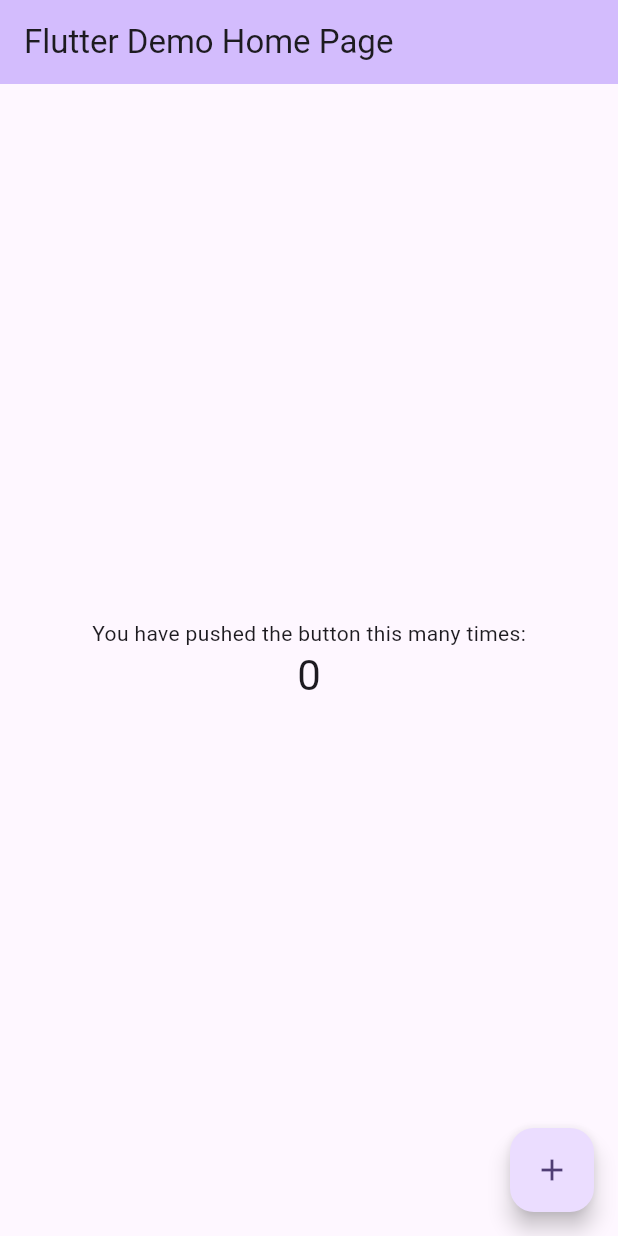
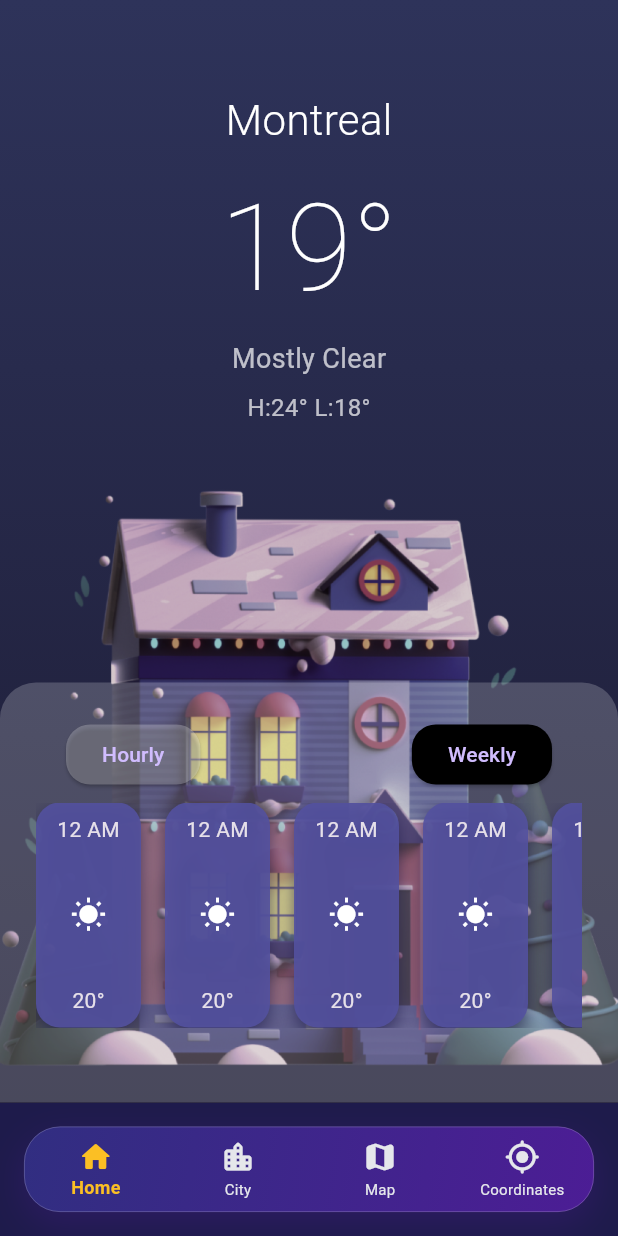
Before and after one commit to mohammed069/naca_space_apps_cairo_2025, a Flutter app: the screen it shows after launch, on a phone screen of 412 x 824 dp. Run offline on Flutter 3.47's test engine with Material 3 defaults, Android fonts, the light colour scheme and no system bars; Roboto replaces fonts that are missing (SF Pro Display).

Commit message:
add some screens

```diff
--- a/naca_app_mobile/lib/core/app_colors.dart
+++ b/naca_app_mobile/lib/core/app_colors.dart
@@ -0,0 +1,49 @@
+import 'package:flutter/material.dart';
+
+class AppColors {
+  // Weather App Theme Colors - extracted from UI screenshots
+
+  // Primary Purple Gradient Colors
+  static const primary = Color(0xFF6B46C1); // Main purple
+  static const primaryDark = Color(0xFF4C1D95); // Darker purple
+  static const primaryLight = Color(0xFF8B5CF6); // Lighter purple
+
+  // Background Colors
+  static const backgroundGradientStart = Color(0xFF6B46C1); // Purple gradient start
+  static const backgroundGradientEnd = Color(0xFF1E1B4B); // Dark purple gradient end
+  static const cardBackground = Color(0xFF312E81); // Semi-transparent purple for cards
+  static const overlayBackground = Color(0x80000000); // Black overlay with transparency
+
+  // Text Colors
+  static const textPrimary = Color(0xFFFFFFFF); // White text
+  static const textSecondary = Color(0xFFE5E7EB); // Light gray text
+  static const textAccent = Color(0xFFFBBF24); // Yellow accent text
+
+  // Weather Icon Colors
+  static const iconPrimary = Color(0xFFFFFFFF); // White icons
+  static const iconAccent = Color(0xFFFBBF24); // Yellow sun/accent icons
+  static const iconCloud = Color(0xFFE5E7EB); // Light gray for clouds
+
+  // UI Elements
+  static const border = Color(0x40FFFFFF); // Semi-transparent white borders
+  static const divider = Color(0x20FFFFFF); // Very light white dividers
+  static const searchBackground = Color(0x20FFFFFF); // Search bar background
+
+  // Status Colors
+  static const error = Color(0xFFEF4444);
+  static const success = Color(0xFF10B981);
+  static const warning = Color(0xFFF59E0B);
+  static const info = Color(0xFF3B82F6);
+
+  // Raw Palette Colors (from screenshot analysis)
+  static const paletteColor1 = Color(0xFF6B46C1); // Main purple
+  static const paletteColor2 = Color(0xFF312E81); // Card purple
+  static const paletteColor3 = Color(0xFF1E1B4B); // Dark purple
+  static const paletteColor4 = Color(0xFFFFFFFF); // White
+  static const paletteColor5 = Color(0xFFFBBF24); // Yellow accent
+  static const paletteColor6 = Color(0xFFE5E7EB); // Light gray
+
+  // Home Screen Gradient Colors
+  static const gradientStart = Color(0xFF2E335A);
+  static const gradientEnd = Color(0xFF1C1B33);
+}
--- a/naca_app_mobile/lib/main.dart
+++ b/naca_app_mobile/lib/main.dart
@@ -1,4 +1,6 @@
 import 'package:flutter/material.dart';
+import 'core/app_colors.dart';
+import 'views/screens/wrapper_screen.dart';
 
 void main() {
   runApp(const MyApp());
@@ -7,116 +9,20 @@ void main() {
 class MyApp extends StatelessWidget {
   const MyApp({super.key});
 
-  // This widget is the root of your application.
   @override
   Widget build(BuildContext context) {
     return MaterialApp(
-      title: 'Flutter Demo',
+      title: 'NACA Weather App',
+      debugShowCheckedModeBanner: false,
       theme: ThemeData(
-        // This is the theme of your application.
-        //
-        // TRY THIS: Try running your application with "flutter run". You'll see
-        // the application has a purple toolbar. Then, without quitting the app,
-        // try changing the seedColor in the colorScheme below to Colors.green
-        // and then invoke "hot reload" (save your changes or press the "hot
-        // reload" button in a Flutter-supported IDE, or press "r" if you used
-        // the command line to start the app).
-        //
-        // Notice that the counter didn't reset back to zero; the application
-        // state is not lost during the reload. To reset the state, use hot
-        // restart instead.
-        //
-        // This works for code too, not just values: Most code changes can be
-        // tested with just a hot reload.
-        colorScheme: ColorScheme.fromSeed(seedColor: Colors.deepPurple),
+        colorScheme: ColorScheme.fromSeed(
+          seedColor: AppColors.primary,
+          brightness: Brightness.dark,
+        ),
+        useMaterial3: true,
+        fontFamily: 'SF Pro Display',
       ),
-      home: const MyHomePage(title: 'Flutter Demo Home Page'),
+      home: const WrapperScreen(),
     );
   }
 }
-
-class MyHomePage extends StatefulWidget {
-  const MyHomePage({super.key, required this.title});
-
-  // This widget is the home page of your application. It is stateful, meaning
-  // that it has a State object (defined below) that contains fields that affect
-  // how it looks.
-
-  // This class is the configuration for the state. It holds the values (in this
-  // case the title) provided by the parent (in this case the App widget) and
-  // used by the build method of the State. Fields in a Widget subclass are
-  // always marked "final".
-
-  final String title;
-
-  @override
-  State<MyHomePage> createState() => _MyHomePageState();
-}
-
-class _MyHomePageState extends State<MyHomePage> {
-  int _counter = 0;
-
-  void _incrementCounter() {
-    setState(() {
-      // This call to setState tells the Flutter framework that something has
-      // changed in this State, which causes it to rerun the build method below
-      // so that the display can reflect the updated values. If we changed
-      // _counter without calling setState(), then the build method would not be
-      // called again, and so nothing would appear to happen.
-      _counter++;
-    });
-  }
-
-  @override
-  Widget build(BuildContext context) {
-    // This method is rerun every time setState is called, for instance as done
-    // by the _incrementCounter method above.
-    //
-    // The Flutter framework has been optimized to make rerunning build methods
-    // fast, so that you can just rebuild anything that needs updating rather
-    // than having to individually change instances of widgets.
-    return Scaffold(
-      appBar: AppBar(
-        // TRY THIS: Try changing the color here to a specific color (to
-        // Colors.amber, perhaps?) and trigger a hot reload to see the AppBar
-        // change color while the other colors stay the same.
-        backgroundColor: Theme.of(context).colorScheme.inversePrimary,
-        // Here we take the value from the MyHomePage object that was created by
-        // the App.build method, and use it to set our appbar title.
-        title: Text(widget.title),
-      ),
-      body: Center(
-        // Center is a layout widget. It takes a single child and positions it
-        // in the middle of the parent.
-        child: Column(
-          // Column is also a layout widget. It takes a list of children and
-          // arranges them vertically. By default, it sizes itself to fit its
-          // children horizontally, and tries to be as tall as its parent.
-          //
-          // Column has various properties to control how it sizes itself and
-          // how it positions its children. Here we use mainAxisAlignment to
-          // center the children vertically; the main axis here is the vertical
-          // axis because Columns are vertical (the cross axis would be
-          // horizontal).
-          //
-          // TRY THIS: Invoke "debug painting" (choose the "Toggle Debug Paint"
-          // action in the IDE, or press "p" in the console), to see the
-          // wireframe for each widget.
-          mainAxisAlignment: MainAxisAlignment.center,
-          children: <Widget>[
-            const Text('You have pushed the button this many times:'),
-            Text(
-              '$_counter',
-              style: Theme.of(context).textTheme.headlineMedium,
-            ),
-          ],
-        ),
-      ),
-      floatingActionButton: FloatingActionButton(
-        onPressed: _incrementCounter,
-        tooltip: 'Increment',
-        child: const Icon(Icons.add),
-      ), // This trailing comma makes auto-formatting nicer for build methods.
-    );
-  }
-}
--- /dev/null
+++ b/naca_app_mobile/lib/views/screens/home_screen.dart
@@ -0,0 +1,173 @@
+// ignore_for_file: deprecated_member_use
+
+import 'package:flutter/material.dart';
+import 'package:naca_app_mobile/views/widgets/containr_widget.dart';
+import '../../core/app_colors.dart';
+
+class HomeScreen extends StatefulWidget {
+  const HomeScreen({super.key});
+
+  @override
+  State<HomeScreen> createState() => _HomeScreenState();
+}
+
+class _HomeScreenState extends State<HomeScreen> {
+  bool isHourly = true;
+  Color backgroundColor = Colors.white24;
+
+  @override
+  Widget build(BuildContext context) {
+    return Scaffold(
+      body: Container(
+        decoration: const BoxDecoration(
+          gradient: LinearGradient(
+            begin: Alignment.topCenter,
+            end: Alignment.bottomCenter,
+            colors: [AppColors.gradientStart, AppColors.gradientEnd],
+          ),
+        ),
+        child: Column(
+          children: [
+            // Weather info section at top
+            Container(
+              padding: const EdgeInsets.fromLTRB(24, 60, 24, 20),
+              child: const Column(
+                children: [
+                  Text(
+                    'Montreal',
+                    style: TextStyle(
+                      color: Colors.white,
+                      fontSize: 28,
+                      fontWeight: FontWeight.w300,
+                    ),
+                  ),
+                  SizedBox(height: 8),
+                  Text(
+                    '19°',
+                    style: TextStyle(
+                      color: Colors.white,
+                      fontSize: 80,
+                      fontWeight: FontWeight.w100,
+                    ),
+                  ),
+                  SizedBox(height: 4),
+                  Text(
+                    'Mostly Clear',
+                    style: TextStyle(
+                      color: Colors.white70,
+                      fontSize: 18,
+                      fontWeight: FontWeight.w400,
+                    ),
+                  ),
+                  SizedBox(height: 8),
+                  Text(
+                    'H:24° L:18°',
+                    style: TextStyle(
+                      color: Colors.white70,
+                      fontSize: 16,
+                      fontWeight: FontWeight.w400,
+                    ),
+                  ),
+                ],
+              ),
+            ),
+
+            // Expanded section with Stack
+            Expanded(
+              child: Stack(
+                children: [
+                  // Centered house image
+                  const Center(
+                    child: Image(image: AssetImage('assets/image/house.png')),
+                  ),
+
+                  // Bottom container above navigation bar
+                  Positioned(
+                    bottom: 0,
+                    left: 0,
+                    right: 0,
+                    child: Container(
+                      height: 280,
+                      padding: const EdgeInsets.all(24),
+                      decoration: BoxDecoration(
+                        color: Colors.white.withOpacity(0.2),
+                        borderRadius: const BorderRadius.only(
+                          topLeft: Radius.circular(24),
+                          topRight: Radius.circular(24),
+                        ),
+                      ),
+                      child: Column(
+                        children: [
+                          Row(
+                            children: [
+                              SizedBox(width: 20),
+                              ElevatedButton(
+                                style: ElevatedButton.styleFrom(
+                                  backgroundColor:
+                                      isHourly ? Colors.white24 : Colors.black,
+                                  shape: RoundedRectangleBorder(
+                                    borderRadius: BorderRadius.circular(16),
+                                  ),
+                                ),
+                                onPressed: () {
+                                  setState(() {
+                                    isHourly = true;
+                                    backgroundColor = Colors.white24;
+                                  });
+                                },
+                                child: Text('Hourly'),
+                              ),
+                              Spacer(),
+                              ElevatedButton(
+                                style: ElevatedButton.styleFrom(
+                                  backgroundColor: isHourly
+                                      ? Colors.black
+                                      : Colors.white24,
+                                  shape: RoundedRectangleBorder(
+                                    borderRadius: BorderRadius.circular(16),
+                                  ),
+                                ),
+                                onPressed: () {
+                                  setState(() {
+                                    isHourly = false;
+                                    backgroundColor = Colors.black;
+                                  });
+                                },
+                                child: Text('Weekly'),
+                              ),
+                              SizedBox(width: 20),
+                            ],
+                          ),
+                          SizedBox(height: 8),
+                          SingleChildScrollView(
+                            scrollDirection: Axis.horizontal,
+                            child: Row(
+                              children: [
+                                ContainerWidget(),
+                                SizedBox(width: 16),
+                                ContainerWidget(),
+                                SizedBox(width: 16),
+                                ContainerWidget(),
+                                SizedBox(width: 16),
+                                ContainerWidget(),
+                                SizedBox(width: 16),
+                                ContainerWidget(),
+                                SizedBox(width: 16),
+                                ContainerWidget(),
+                                SizedBox(width: 16),
+                              ],
+                            ),
+                          ),
+                        ],
+                      ),
+                    ),
+                  ),
+                ],
+              ),
+            ),
+          ],
+        ),
+      ),
+    );
+  }
+}
--- /dev/null
+++ b/naca_app_mobile/lib/views/screens/wrapper_screen.dart
@@ -0,0 +1,116 @@
+// ignore_for_file: deprecated_member_use
+
+import 'package:flutter/material.dart';
+import 'package:naca_app_mobile/views/screens/coordinates_screen.dart';
+import 'package:naca_app_mobile/views/screens/home_screen.dart';
+import 'package:naca_app_mobile/views/screens/open_map_screen.dart';
+import 'package:naca_app_mobile/views/screens/search_by_city.dart';
+import '../../core/app_colors.dart';
+// Import screens (create these files if they don't exist)
+// import 'home_screen.dart';
+// import 'search_by_city_screen.dart';
+// import 'open_map_screen.dart';
+// import 'coordinates_screen.dart';
+
+class WrapperScreen extends StatefulWidget {
+  const WrapperScreen({super.key});
+
+  @override
+  State<WrapperScreen> createState() => _WrapperScreenState();
+}
+
+class _WrapperScreenState extends State<WrapperScreen> {
+  int _currentIndex = 0;
+
+  // Placeholder widgets - replace with actual screens when available
+  final List<Widget> _screens = [
+    const HomeScreen(),
+    const SearchByCityScreen(),
+    const OpenMapScreen(),
+    const CoordinatesScreen(),
+  ];
+
+  @override
+  Widget build(BuildContext context) {
+    return Scaffold(
+      backgroundColor: AppColors.backgroundGradientEnd,
+      body: IndexedStack(
+        index: _currentIndex,
+        children: _screens,
+      ),
+      floatingActionButton: null,
+      floatingActionButtonLocation: FloatingActionButtonLocation.centerDocked,
+      bottomNavigationBar: Container(
+        margin: const EdgeInsets.all(16.0),
+        decoration: BoxDecoration(
+          gradient: LinearGradient(
+            begin: Alignment.topLeft,
+            end: Alignment.bottomRight,
+            colors: [
+              AppColors.cardBackground,
+              AppColors.primaryDark,
+            ],
+          ),
+          borderRadius: BorderRadius.circular(24.0),
+          boxShadow: [
+            BoxShadow(
+              color: AppColors.primaryDark.withOpacity(0.3),
+              blurRadius: 20,
+              offset: const Offset(0, 8),
+            ),
+          ],
+          border: Border.all(
+            color: AppColors.border,
+            width: 0.5,
+          ),
+        ),
+        child: ClipRRect(
+          borderRadius: BorderRadius.circular(24.0),
+          child: BottomNavigationBar(
+            currentIndex: _currentIndex,
+            onTap: (index) {
+              setState(() {
+                _currentIndex = index;
+              });
+            },
+            type: BottomNavigationBarType.fixed,
+            backgroundColor: Colors.transparent,
+            elevation: 0,
+            selectedItemColor: AppColors.textAccent,
+            unselectedItemColor: AppColors.textSecondary,
+            selectedFontSize: 12,
+            unselectedFontSize: 10,
+            selectedLabelStyle: const TextStyle(
+              fontWeight: FontWeight.w600,
+            ),
+            unselectedLabelStyle: const TextStyle(
+              fontWeight: FontWeight.w400,
+            ),
+            items: const [
+              BottomNavigationBarItem(
+                icon: Icon(Icons.home_rounded),
+                activeIcon: Icon(Icons.home_rounded),
+                label: 'Home',
+              ),
+              BottomNavigationBarItem(
+                icon: Icon(Icons.location_city_rounded),
+                activeIcon: Icon(Icons.location_city_rounded),
+                label: 'City',
+              ),
+              BottomNavigationBarItem(
+                icon: Icon(Icons.map_rounded),
+                activeIcon: Icon(Icons.map_rounded),
+                label: 'Map',
+              ),
+              BottomNavigationBarItem(
+                icon: Icon(Icons.gps_fixed_rounded),
+                activeIcon: Icon(Icons.gps_fixed_rounded),
+                label: 'Coordinates',
+              ),
+            ],
+          ),
+        ),
+      ),
+    );
+  }
+}
--- /dev/null
+++ b/naca_app_mobile/lib/views/widgets/containr_widget.dart
@@ -0,0 +1,43 @@
+// ignore_for_file: deprecated_member_use
+
+import 'package:flutter/material.dart';
+import 'package:naca_app_mobile/core/app_colors.dart';
+
+class ContainerWidget extends StatefulWidget {
+  const ContainerWidget({super.key});
+
+  @override
+  State<ContainerWidget> createState() => _ContainerWidgetState();
+}
+
+class _ContainerWidgetState extends State<ContainerWidget> {
+  @override
+  Widget build(BuildContext context) {
+    return Container(
+      height: 150,
+      width: 70,
+      decoration: BoxDecoration(
+        borderRadius: BorderRadius.circular(16),
+        color: const Color.fromARGB(255, 83, 81, 159).withOpacity(0.9),
+        boxShadow: [
+          BoxShadow(
+            color: AppColors.paletteColor3.withOpacity(0.7),
+            blurRadius: 10,
+            offset: const Offset(0, 5),
+          ),
+        ],
+      ),
+      padding: const EdgeInsets.all(8.0),
+
+      child: Column(
+        children: [
+          Text('12 AM'),
+          Spacer(),
+          Icon(Icons.wb_sunny),
+          Spacer(),
+          Text('20°'),
+        ],
+      ),
+    );
+  }
+}
--- a/naca_app_mobile/pubspec.yaml
+++ b/naca_app_mobile/pubspec.yaml
@@ -35,6 +35,7 @@ dependencies:
   # Use with the CupertinoIcons class for iOS style icons.
   cupertino_icons: ^1.0.8
 
+
 dev_dependencies:
   flutter_test:
     sdk: flutter
@@ -58,8 +59,8 @@ flutter:
   uses-material-design: true
 
   # To add assets to your application, add an assets section, like this:
-  # assets:
-  #   - images/a_dot_burr.jpeg
+  assets:
+    - assets/image/
   #   - images/a_dot_ham.jpeg
 
   # An image asset can refer to one or more resolution-specific "variants", see
```
Also changed, not shown: naca_app_mobile/extracted_colors.json (added, +28 -0 lines), naca_app_mobile/extracted_strings.json (added, +44 -0 lines), naca_app_mobile/extraction_map.csv (added, +34 -0 lines), naca_app_mobile/lib/core/app_strings.dart (+69 -0 lines), naca_app_mobile/lib/views/screens/coordinates_screen.dart (added, +16 -0 lines), naca_app_mobile/lib/views/screens/open_map_screen.dart (added, +18 -0 lines), naca_app_mobile/lib/views/screens/search_by_city.dart (added, +15 -0 lines), naca_app_mobile/assets/image/house.png (added), naca_app_mobile/lib/views/screens/s.dart (deleted), naca_app_mobile/pubspec.lock.
